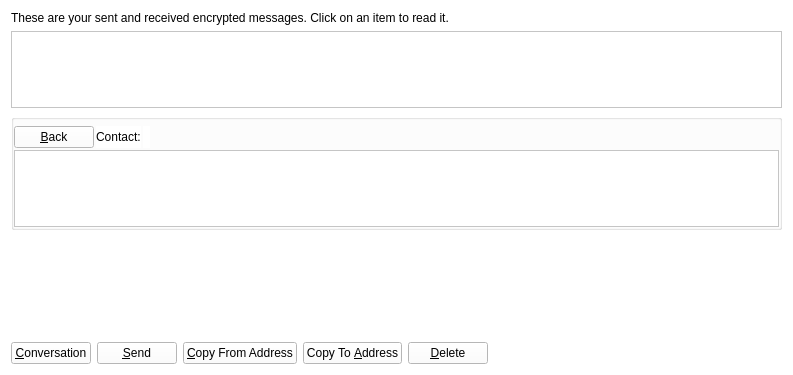
Old version of the form src/qt/forms/messagepage.ui in the repository ajeef/Rubix.
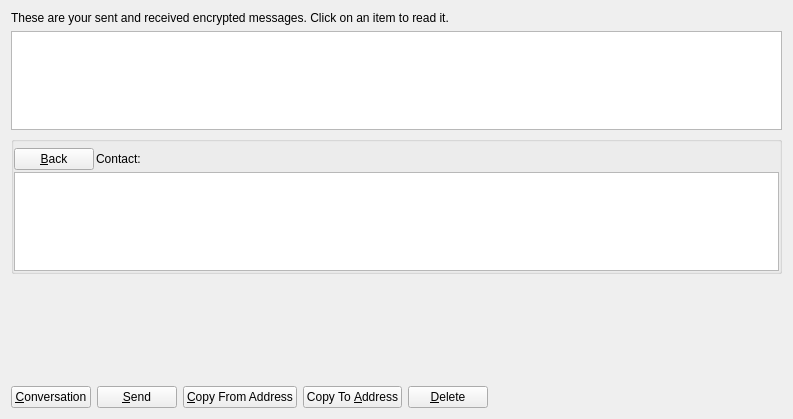
New version of the form. Icons and pictures are not drawn. Custom widgets are drawn as their Qt base class.

```diff
--- a/src/qt/forms/messagepage.ui
+++ b/src/qt/forms/messagepage.ui
@@ -7,15 +7,12 @@
     <x>0</x>
     <y>0</y>
     <width>793</width>
-    <height>375</height>
+    <height>419</height>
    </rect>
   </property>
   <property name="windowTitle">
    <string>Address Book</string>
   </property>
-  <property name="styleSheet">
-   <string notr="true">background-color: rgb(255, 255, 255);</string>
-  </property>
   <layout class="QVBoxLayout" name="verticalLayout_2">
    <item>
     <widget class="QLabel" name="labelExplanation">
@@ -124,7 +121,11 @@
          </layout>
         </item>
         <item>
-         <widget class="QListView" name="listConversation"/>
+         <widget class="QListView" name="listConversation">
+          <property name="styleSheet">
+           <string notr="true">#listConversation { color: #000000; }</string>
+          </property>
+         </widget>
         </item>
         <item>
          <layout class="QVBoxLayout" name="verticalLayout_3"/>
```
Left out of the diff: 2 changed lines with no effect on the pictures.
